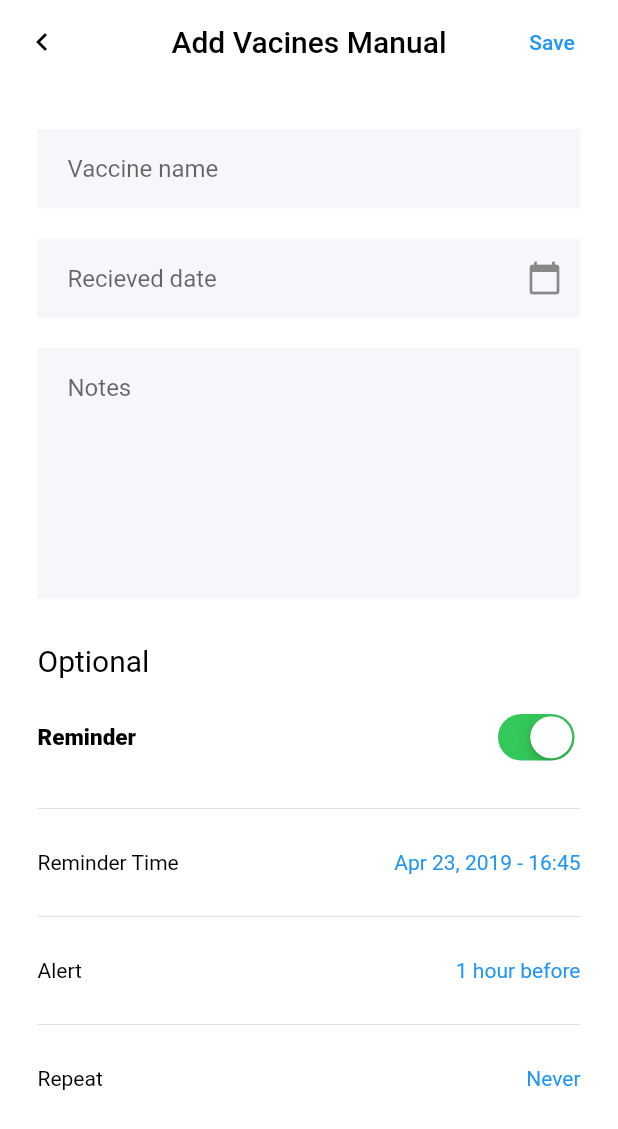
After one commit to oyeolamilekan/testapp, a Flutter app: the AddMedicalNotes screen opened by its route, on a phone screen of 412 x 824 dp. The commit adds this screen. Shown: the top 1129 px of the screen. Run offline on Flutter 3.47's test engine with Material 2 defaults, Android fonts, the phone set to English and light mode, and no system bars; our stand-ins replace line_icons; Roboto replaces fonts that are missing (Hind).

Commit message:
second page

```diff
--- a/lib/main.dart
+++ b/lib/main.dart
@@ -2,6 +2,8 @@ import 'package:assignment/screens/indexPage.dart';
 import 'package:assignment/store/PatientCardStore.dart';
 import 'package:flutter/material.dart';
 import 'package:provider/provider.dart';
+
+import 'screens/addMedicalNotes.dart';
 
 void main() => runApp(MyApp());
 
@@ -12,6 +14,9 @@ class MyApp extends StatelessWidget {
     return MaterialApp(
         title: 'Flutter Demo',
         debugShowCheckedModeBanner: false,
+        routes: {
+          "/addMedicalNotes": (_) => AddMedicalNotes()
+        },
         theme: ThemeData(
           // This is the theme of your application.
           //
--- /dev/null
+++ b/lib/screens/addMedicalNotes.dart
@@ -0,0 +1,218 @@
+import 'package:assignment/utils/utils.dart';
+import 'package:flutter/cupertino.dart';
+import 'package:flutter/material.dart';
+
+class AddMedicalNotes extends StatefulWidget {
+  @override
+  _AddMedicalNotesState createState() => _AddMedicalNotesState();
+}
+
+class _AddMedicalNotesState extends State<AddMedicalNotes> {
+  final _formKey = GlobalKey<FormState>();
+
+  final _vaccine = TextEditingController();
+  final _duration = TextEditingController();
+  final _notes = TextEditingController();
+
+  @override
+  Widget build(BuildContext context) {
+    Widget vaccineNameField = TextFormField(
+      // This handles the email field of the for the application
+      obscureText: false,
+      decoration: InputDecoration(
+          contentPadding:
+              EdgeInsets.symmetric(horizontal: 20.0, vertical: 17.0),
+          hintText: "Vaccine name",
+          filled: true,
+          fillColor: Color(0xFFF7F7FB),
+          border: InputBorder.none),
+      // enabled: _sending ? false : true,
+      keyboardType: TextInputType.text,
+      controller: _vaccine,
+      validator: (value) {
+        if (value.isEmpty) {
+          return 'Kindly fill in the form.';
+        } else if (value == ' ') {
+          return 'Form can\'t be empty';
+        } else if (value.length < 6) {
+          return 'Tags too short';
+        }
+        return null;
+      },
+    );
+
+    Widget durationField = TextFormField(
+      obscureText: false,
+      decoration: InputDecoration(
+          suffixIcon: Icon(Icons.calendar_today),
+          contentPadding:
+              EdgeInsets.symmetric(horizontal: 20.0, vertical: 17.0),
+          hintText: "Recieved date",
+          filled: true,
+          fillColor: Color(0xFFF7F7FB),
+          border: InputBorder.none),
+      // enabled: _sending ? false : true,
+      keyboardType: TextInputType.text,
+      controller: _duration,
+      validator: (value) {
+        if (value.isEmpty) {
+          return 'Kindly fill in the form.';
+        } else if (value == ' ') {
+          return 'Form can\'t be empty';
+        } else if (value.length < 6) {
+          return 'Tags too short';
+        }
+        return null;
+      },
+    );
+
+    Widget notesField = TextFormField(
+      obscureText: false,
+      maxLines: 7,
+      decoration: InputDecoration(
+          contentPadding:
+              EdgeInsets.symmetric(horizontal: 20.0, vertical: 17.0),
+          hintText: "Notes",
+          filled: true,
+          fillColor: Color(0xFFF7F7FB),
+          border: InputBorder.none),
+      // enabled: _sending ? false : true,
+      keyboardType: TextInputType.text,
+      controller: _notes,
+      validator: (value) {
+        if (value.isEmpty) {
+          return 'Kindly fill in the form.';
+        } else if (value == ' ') {
+          return 'Form can\'t be empty';
+        } else if (value.length < 6) {
+          return 'Tags too short';
+        }
+        return null;
+      },
+    );
+
+    Widget sizedBox = SizedBox(
+      height: 20,
+    );
+
+    Widget formGroup = Form(
+      key: _formKey,
+      child: Padding(
+        padding: const EdgeInsets.fromLTRB(25.0, 10.0, 25.0, 0),
+        child: Column(
+          children: <Widget>[
+            sizedBox,
+            vaccineNameField,
+            sizedBox,
+            durationField,
+            sizedBox,
+            notesField
+          ],
+        ),
+      ),
+    );
+
+    Widget secondPart = Padding(
+      padding: const EdgeInsets.fromLTRB(25.0, 10.0, 25.0, 0),
+      child: Column(
+        crossAxisAlignment: CrossAxisAlignment.start,
+        children: <Widget>[
+          sizedBox,
+          Text(
+            'Optional',
+            style: TextStyle(fontSize: 20.0),
+          ),
+          sizedBox,
+          Row(
+            mainAxisAlignment: MainAxisAlignment.spaceBetween,
+            children: <Widget>[
+              Text(
+                'Reminder',
+                style: TextStyle(fontSize: 15.0, fontWeight: FontWeight.w800),
+              ),
+              CupertinoSwitch(
+                onChanged: (value) => print(value),
+                value: true,
+              )
+            ],
+          ),
+          sizedBox,
+          Divider(),
+          sizedBox,
+          Row(
+            mainAxisAlignment: MainAxisAlignment.spaceBetween,
+            children: <Widget>[
+              Text('Reminder Time'),
+              Text(
+                'Apr 23, 2019 - 16:45',
+                style: TextStyle(color: Colors.blue),
+              ),
+              // Icon(Icons.arrow_right)
+            ],
+          ),
+          sizedBox,
+          Divider(),
+          sizedBox,
+          Row(
+            mainAxisAlignment: MainAxisAlignment.spaceBetween,
+            children: <Widget>[
+              Text('Alert'),
+              Text(
+                '1 hour before',
+                style: TextStyle(color: Colors.blue),
+              ),
+              // Icon(Icons.arrow_right)
+            ],
+          ),
+          sizedBox,
+          Divider(),
+          sizedBox,
+          Row(
+            mainAxisAlignment: MainAxisAlignment.spaceBetween,
+            children: <Widget>[
+              Text('Repeat'),
+              Text(
+                'Never',
+                style: TextStyle(color: Colors.blue),
+              ),
+              // Icon(Icons.arrow_right)
+            ],
+          )
+        ],
+      ),
+    );
+
+    return Scaffold(
+      backgroundColor: Colors.white,
+      appBar: AppBar(
+        title: Text(
+          'Add Vacines Manual',
+          style: TextStyle(color: Colors.black),
+        ),
+        leading: IconButton(
+          icon: Icon(Icons.keyboard_arrow_left),
+          color: Colors.black,
+          onPressed: () => Navigator.pop(context),
+        ),
+        elevation: 0.0,
+        centerTitle: true,
+        backgroundColor: Colors.white,
+        actions: <Widget>[
+          FlatButton(
+            child: Text(
+              "Save",
+              style: TextStyle(color: Colors.blue),
+            ),
+            onPressed: () => print('hello world'),
+          )
+        ],
+      ),
+      body: SingleChildScrollView(
+        child: Column(
+          crossAxisAlignment: CrossAxisAlignment.start,
+          children: <Widget>[formGroup, secondPart, SizedBox(height: 40,)],
+        ),
+      ),
+    );
+  }
+}
--- a/lib/screens/homePage.dart
+++ b/lib/screens/homePage.dart
@@ -61,7 +61,11 @@ class _FirstPageState extends State<FirstPage> {
               itemBuilder: (context, i) {
                 final files = patientCardStore.patientCards[i];
                 return GestureDetector(
-                  onTap: () => print(files.fileName),
+                  onTap: () {
+                    if (files.fileName == 'Lab tests'){
+                      Navigator.pushNamed(context, '/addMedicalNotes');
+                    }
+                  },
                   child: Column(
                     crossAxisAlignment: CrossAxisAlignment.center, //add this
                     children: <Widget>[
@@ -101,7 +105,6 @@ class _FirstPageState extends State<FirstPage> {
       );
     }
 
-    final lastMonthWidget = Container();
 
     sheetTag(String text) {
       return ClipRRect(
--- a/lib/screens/indexPage.dart
+++ b/lib/screens/indexPage.dart
@@ -1,5 +1,4 @@
 import 'package:assignment/screens/homePage.dart';
-import 'package:assignment/utils/utils.dart';
 import 'package:flutter/material.dart';
 import 'package:line_icons/line_icons.dart';
 
@@ -63,7 +62,10 @@ class HomePageState extends State<HomePage> {
         title: userWidget,
         actions: <Widget>[
           IconButton(
-            icon: Icon(LineIcons.plus_circle),
+            icon: Icon(
+              LineIcons.plus_circle,
+              color: Colors.black,
+            ),
             onPressed: () {
               showDialog(
                 context: context,
@@ -82,7 +84,6 @@ class HomePageState extends State<HomePage> {
                       mainAxisSize: MainAxisSize.min,
                       children: <Widget>[
                         TextFormField(
-                          // This handles the email field of the for the application
                           obscureText: false,
                           textAlign: TextAlign.center,
                           decoration: InputDecoration(
--- a/lib/services/api.dart
+++ b/lib/services/api.dart
@@ -4,7 +4,7 @@ class Service {
   List<PatientFiles> getMostRecentFiles() {
     return [
       PatientFiles(fileName: 'Medical notes', dateAdded: 'Today'),
-      PatientFiles(fileName: 'Lab tebs', dateAdded: 'Yesterday'),
+      PatientFiles(fileName: 'Lab tests', dateAdded: 'Yesterday'),
       PatientFiles(fileName: 'App card', dateAdded: '2 days ago'),
       PatientFiles(fileName: 'Out of ideas', dateAdded: '4 days ago'),
       PatientFiles(fileName: 'Simple but', dateAdded: '5 days ago'),
```
